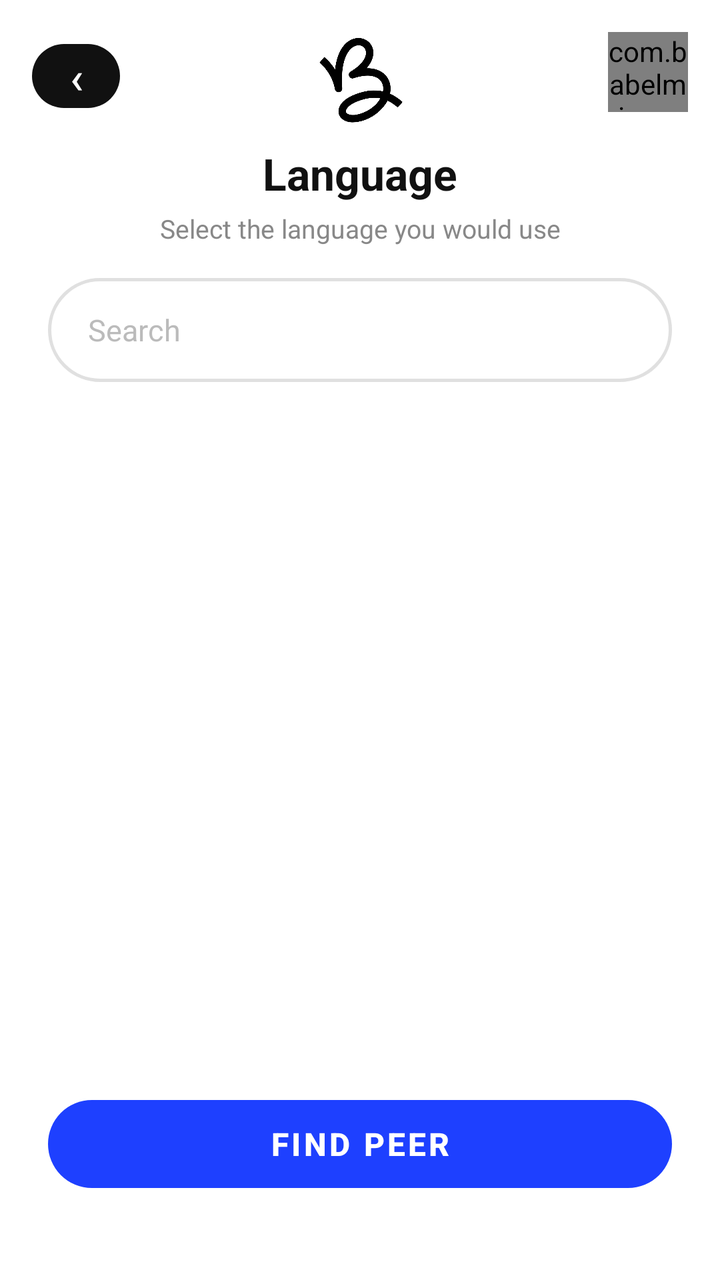
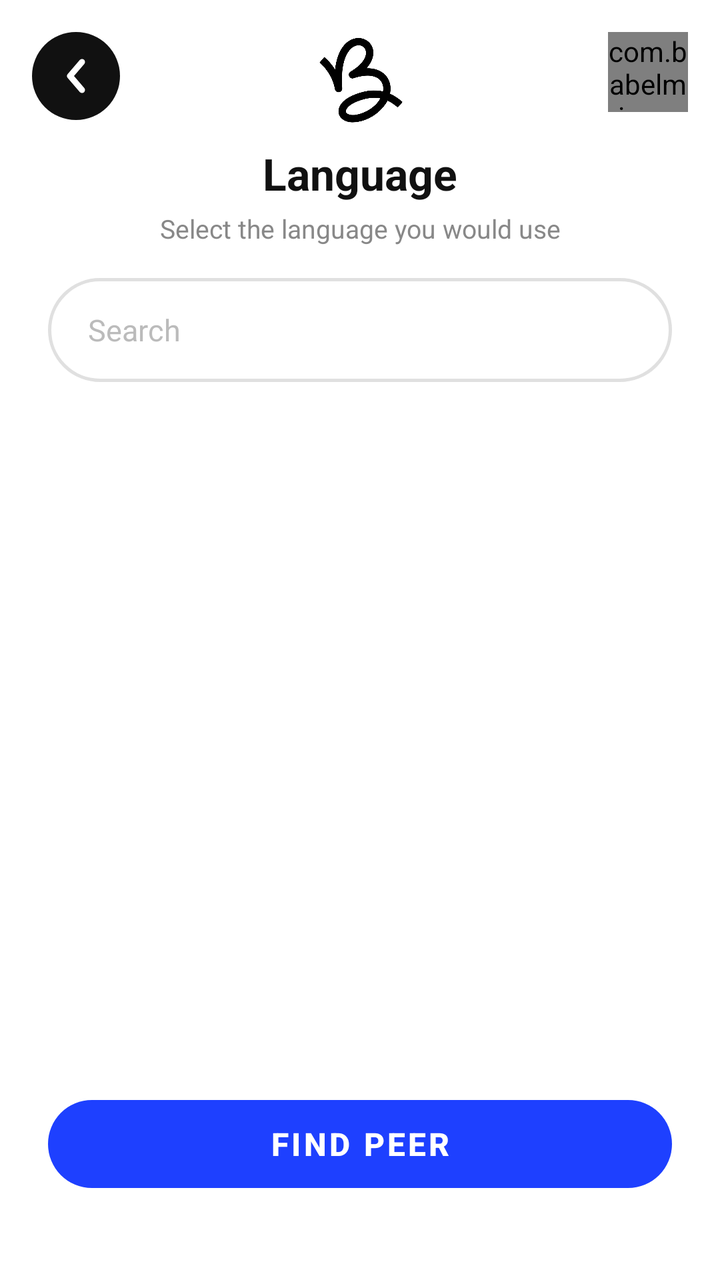

Before-and-after screenshots of an Android layout around one commit, followed by the original layout XML and the change that was made.
<!-- AndroidManifest.xml: application theme Theme.BabelMic -->
<!-- res/layout/activity_language_selection.xml -->
<?xml version="1.0" encoding="utf-8"?>
<androidx.constraintlayout.widget.ConstraintLayout
    xmlns:android="http://schemas.android.com/apk/res/android"
    xmlns:app="http://schemas.android.com/apk/res-auto"
    xmlns:tools="http://schemas.android.com/tools"
    android:layout_width="match_parent"
    android:layout_height="match_parent"
    android:background="@color/background">

    
    <com.google.android.material.button.MaterialButton
        android:id="@+id/btn_back"
        style="@style/Widget.MaterialComponents.Button.OutlinedButton"
        android:layout_width="44dp"
        android:layout_height="44dp"
        android:layout_marginStart="16dp"
        android:layout_marginTop="16dp"
        android:padding="0dp"
        android:text="‹"
        android:textSize="22sp"
        android:textColor="@color/text_on_black"
        app:backgroundTint="@color/babelmic_black"
        app:strokeWidth="0dp"
        app:cornerRadius="22dp"
        app:elevation="0dp"
        app:layout_constraintTop_toTopOf="parent"
        app:layout_constraintStart_toStartOf="parent" />

    
    <com.babelmic.app.ui.widget.AvatarBadgeView
        android:id="@+id/badge_my_avatar"
        android:layout_width="@dimen/avatar_badge"
        android:layout_height="@dimen/avatar_badge"
        android:layout_marginEnd="16dp"
        android:layout_marginTop="16dp"
        app:layout_constraintTop_toTopOf="parent"
        app:layout_constraintEnd_toEndOf="parent" />

    
    <ImageView
        android:id="@+id/iv_logo"
        android:layout_width="@dimen/logo_size"
        android:layout_height="@dimen/logo_size"
        android:src="@drawable/ic_logo"
        android:scaleType="fitCenter"
        android:contentDescription="BabelMic"
        android:layout_marginTop="16dp"
        app:layout_constraintTop_toTopOf="parent"
        app:layout_constraintStart_toStartOf="parent"
        app:layout_constraintEnd_toEndOf="parent" />

    
    <TextView
        android:id="@+id/tv_title"
        android:layout_width="wrap_content"
        android:layout_height="wrap_content"
        android:text="Language"
        android:textSize="22sp"
        android:textStyle="bold"
        android:textColor="@color/text_primary"
        android:layout_marginTop="8dp"
        app:layout_constraintTop_toBottomOf="@id/iv_logo"
        app:layout_constraintStart_toStartOf="parent"
        app:layout_constraintEnd_toEndOf="parent" />

    
    <TextView
        android:id="@+id/tv_subtitle"
        android:layout_width="wrap_content"
        android:layout_height="wrap_content"
        android:text="Select the language you would use"
        android:textSize="13sp"
        android:textColor="@color/text_secondary"
        android:layout_marginTop="4dp"
        app:layout_constraintTop_toBottomOf="@id/tv_title"
        app:layout_constraintStart_toStartOf="parent"
        app:layout_constraintEnd_toEndOf="parent" />

    
    <EditText
        android:id="@+id/et_search_language"
        android:layout_width="0dp"
        android:layout_height="@dimen/input_height"
        android:layout_marginHorizontal="24dp"
        android:layout_marginTop="16dp"
        android:background="@drawable/bg_input_pill"
        android:hint="Search"
        android:textColorHint="@color/text_hint"
        android:textColor="@color/text_primary"
        android:textSize="15sp"
        android:paddingHorizontal="20dp"
        android:inputType="text"
        android:singleLine="true"
        android:imeOptions="actionSearch"
        app:layout_constraintTop_toBottomOf="@id/tv_subtitle"
        app:layout_constraintStart_toStartOf="parent"
        app:layout_constraintEnd_toEndOf="parent" />

    
    <androidx.recyclerview.widget.RecyclerView
        android:id="@+id/rv_languages"
        android:layout_width="0dp"
        android:layout_height="0dp"
        android:layout_marginTop="8dp"
        android:clipToPadding="false"
        android:paddingBottom="8dp"
        app:layout_constraintTop_toBottomOf="@id/et_search_language"
        app:layout_constraintBottom_toTopOf="@id/btn_find_peer"
        app:layout_constraintStart_toStartOf="parent"
        app:layout_constraintEnd_toEndOf="parent" />

    
    <com.google.android.material.button.MaterialButton
        android:id="@+id/btn_find_peer"
        android:layout_width="0dp"
        android:layout_height="@dimen/button_height"
        android:layout_marginHorizontal="24dp"
        android:layout_marginBottom="40dp"
        android:text="Find peer"
        android:textColor="@color/text_on_blue"
        android:textSize="16sp"
        android:textStyle="bold"
        android:enabled="false"
        app:backgroundTint="@color/babelmic_blue"
        app:cornerRadius="@dimen/button_corner"
        app:elevation="0dp"
        app:layout_constraintBottom_toBottomOf="parent"
        app:layout_constraintStart_toStartOf="parent"
        app:layout_constraintEnd_toEndOf="parent" />

</androidx.constraintlayout.widget.ConstraintLayout>
<!-- resources referenced by this layout -->
<resources>
  <color name="babelmic_black">#111111</color>
  <color name="babelmic_blue">#1E40FF</color>
  <color name="background">#FFFFFF</color>
  <color name="text_hint">#BBBBBB</color>
  <color name="text_on_black">#FFFFFF</color>
  <color name="text_on_blue">#FFFFFF</color>
  <color name="text_primary">#111111</color>
  <color name="text_secondary">#888888</color>
  <dimen name="avatar_badge">40dp</dimen>
  <dimen name="button_corner">28dp</dimen>
  <dimen name="button_height">56dp</dimen>
  <dimen name="input_height">52dp</dimen>
  <dimen name="logo_size">48dp</dimen>
  <!-- drawable bg_input_pill (drawable) -->
  <?xml version="1.0" encoding="utf-8"?>
  <shape xmlns:android="http://schemas.android.com/apk/res/android" android:shape="rectangle">
      <solid android:color="#FFFFFF" />
      <corners android:radius="28dp" />
      <stroke android:width="1.5dp" android:color="@color/input_border" />
  </shape>
  <style name="Theme.BabelMic" parent="Theme.MaterialComponents.Light.NoActionBar">
          <item name="colorPrimary">@color/babelmic_blue</item>
          <item name="colorPrimaryVariant">@color/babelmic_blue_dark</item>
          <item name="colorOnPrimary">@color/text_on_blue</item>
          <item name="colorSecondary">@color/ring_pink</item>
          <item name="colorOnSecondary">@color/text_on_blue</item>
          <item name="android:colorBackground">@color/background</item>
          <item name="colorSurface">@color/surface</item>
          <item name="colorOnSurface">@color/text_primary</item>
          <item name="android:statusBarColor">@android:color/transparent</item>
          <item name="android:navigationBarColor">@android:color/transparent</item>
          <item name="android:windowLightStatusBar">true</item>
          <item name="android:windowLightNavigationBar">true</item>
          <item name="android:textColorPrimary">@color/text_primary</item>
          <item name="android:textColorSecondary">@color/text_secondary</item>
          <item name="android:textColorHint">@color/text_hint</item>
      </style>
  <color name="input_border">#E0E0E0</color>
  <color name="babelmic_blue_dark">#1430CC</color>
  <color name="ring_pink">#FF2D78</color>
  <color name="surface">#FFFFFF</color>
  <!-- unchanged entries left out for length: 1 -->
</resources>

<!-- the commit's change to res/layout/activity_language_selection.xml (unified diff, before → after) -->
@@ -8,21 +8,16 @@
     android:background="@color/background">
 
     
-    <com.google.android.material.button.MaterialButton
+    <ImageButton
         android:id="@+id/btn_back"
-        style="@style/Widget.MaterialComponents.Button.OutlinedButton"
         android:layout_width="44dp"
         android:layout_height="44dp"
         android:layout_marginStart="16dp"
         android:layout_marginTop="16dp"
-        android:padding="0dp"
-        android:text="‹"
-        android:textSize="22sp"
-        android:textColor="@color/text_on_black"
-        app:backgroundTint="@color/babelmic_black"
-        app:strokeWidth="0dp"
-        app:cornerRadius="22dp"
-        app:elevation="0dp"
+        android:background="@drawable/bg_back_button"
+        android:src="@drawable/ic_back_arrow"
+        android:scaleType="center"
+        android:contentDescription="@string/back"
         app:layout_constraintTop_toTopOf="parent"
         app:layout_constraintStart_toStartOf="parent" />
 
<!-- resource entries referenced after the edit -->
@@ -4,7 +4,6 @@
   <color name="babelmic_blue">#1E40FF</color>
   <color name="background">#FFFFFF</color>
   <color name="text_hint">#BBBBBB</color>
-  <color name="text_on_black">#FFFFFF</color>
   <color name="text_on_blue">#FFFFFF</color>
   <color name="text_primary">#111111</color>
   <color name="text_secondary">#888888</color>
@@ -13,6 +12,16 @@
   <dimen name="button_height">56dp</dimen>
   <dimen name="input_height">52dp</dimen>
   <dimen name="logo_size">48dp</dimen>
+  <!-- drawable bg_back_button (drawable) -->
+  <?xml version="1.0" encoding="utf-8"?>
+  <ripple xmlns:android="http://schemas.android.com/apk/res/android"
+      android:color="#55FFFFFF">
+      <item>
+          <shape android:shape="oval">
+              <solid android:color="@color/babelmic_black" />
+          </shape>
+      </item>
+  </ripple>
   <!-- drawable bg_input_pill (drawable) -->
   <?xml version="1.0" encoding="utf-8"?>
   <shape xmlns:android="http://schemas.android.com/apk/res/android" android:shape="rectangle">
@@ -20,6 +29,22 @@
       <corners android:radius="28dp" />
       <stroke android:width="1.5dp" android:color="@color/input_border" />
   </shape>
+  <!-- drawable ic_back_arrow (drawable) -->
+  <?xml version="1.0" encoding="utf-8"?>
+  <vector xmlns:android="http://schemas.android.com/apk/res/android"
+      android:width="24dp"
+      android:height="24dp"
+      android:viewportWidth="24"
+      android:viewportHeight="24">
+      <path
+          android:strokeColor="#FFFFFF"
+          android:strokeWidth="3"
+          android:strokeLineCap="round"
+          android:strokeLineJoin="round"
+          android:fillColor="@android:color/transparent"
+          android:pathData="M15,19 L9,12 L15,5" />
+  </vector>
+  <string name="back">Back</string>
   <style name="Theme.BabelMic" parent="Theme.MaterialComponents.Light.NoActionBar">
           <item name="colorPrimary">@color/babelmic_blue</item>
           <item name="colorPrimaryVariant">@color/babelmic_blue_dark</item>
